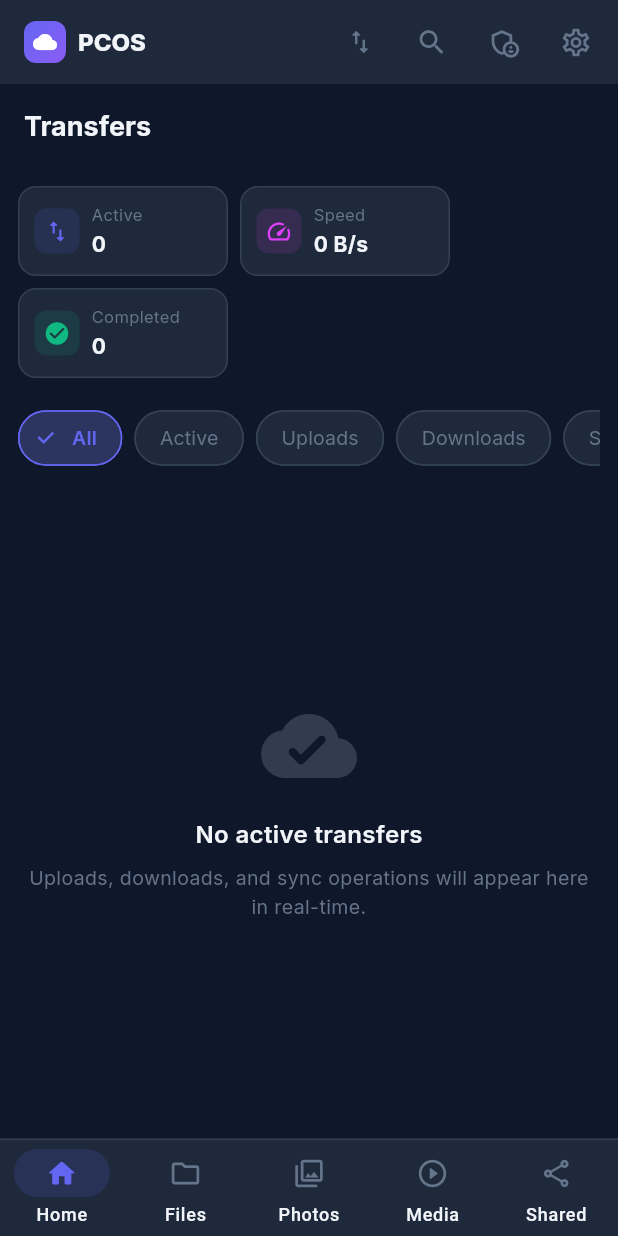
After one commit to dayashimoga/pcos, a Flutter app: the TransfersPage screen opened by its route, on a phone screen of 412 x 824 dp. The commit adds this screen. Run offline on Flutter 3.47's test engine with Material 3 defaults, Android fonts, the phone set to English and light mode, and no system bars; our stand-ins replace dio, equatable, flutter_bloc, get_it, go_router, google_fonts and 2 more; missing offline and left inert: dart:html, mobile_scanner; accounts and stored records are empty; project files that could hold a hidden picture were left out.

Commit message:
feat(phase4): full visual & usability overhaul with Transfers hub, 9 core nav tabs & responsive 320-2560px layouts

```diff
--- a/frontend/lib/core/router/app_router.dart
+++ b/frontend/lib/core/router/app_router.dart
@@ -21,6 +21,7 @@ import '../../features/setup/pages/setup_wizard_page.dart';
 import '../../features/sharing/pages/shared_page.dart';
 import '../../features/storage/pages/storage_page.dart';
 import '../../features/storage/pages/physical_storage_browser_page.dart';
+import '../../features/transfers/pages/transfers_page.dart';
 import '../../features/trash/pages/trash_page.dart';
 
 /// Application router with authentication guard.
@@ -78,6 +79,7 @@ class AppRouter {
           GoRoute(path: '/gallery', builder: (_, __) => const GalleryPage()),
           GoRoute(path: '/media', builder: (_, __) => const MediaPage()),
           GoRoute(path: '/shared', builder: (_, __) => const SharedPage()),
+          GoRoute(path: '/transfers', builder: (_, __) => const TransfersPage()),
           GoRoute(path: '/storage', builder: (_, __) => const StoragePage()),
           GoRoute(
             path: '/storage/browse',
--- a/frontend/lib/features/dashboard/pages/dashboard_page.dart
+++ b/frontend/lib/features/dashboard/pages/dashboard_page.dart
@@ -457,7 +457,7 @@ class _DashboardPageState extends State<DashboardPage> {
           icon: Icons.swap_vert_rounded,
           label: 'Transfers',
           color: const Color(0xFFA855F7),
-          onTap: () => TransferCenterDialog.show(context),
+          onTap: () => context.go('/transfers'),
         ),
       ];
 
--- a/frontend/lib/features/dashboard/widgets/shell_layout.dart
+++ b/frontend/lib/features/dashboard/widgets/shell_layout.dart
@@ -51,7 +51,7 @@ class _QuickSearchOverlayState extends State<_QuickSearchOverlay> {
     ('Search', Icons.search_rounded, '/search'),
     ('Trash', Icons.delete_rounded, '/trash'),
     ('Duplicates', Icons.find_replace_rounded, '/duplicates'),
-    ('Transfer Center', Icons.swap_vert_rounded, '__transfers__'),
+    ('Transfer Center & Active Queue', Icons.swap_vert_rounded, '/transfers'),
     ('Settings', Icons.settings_rounded, '/settings'),
     ('Doctor Diagnostics', Icons.health_and_safety_rounded, '/doctor'),
     ('Admin', Icons.admin_panel_settings_rounded, '/admin'),
@@ -210,6 +210,8 @@ const _navItems = [
   _NavItem('Media', Icons.play_circle_outline_rounded,
       Icons.play_circle_fill_rounded, '/media'),
   _NavItem('Shared', Icons.share_outlined, Icons.share_rounded, '/shared'),
+  _NavItem('Transfers', Icons.swap_vert_outlined, Icons.swap_vert_rounded,
+      '/transfers'),
   _NavItem(
       'Devices', Icons.devices_outlined, Icons.devices_rounded, '/devices'),
   _NavItem(
--- /dev/null
+++ b/frontend/lib/features/transfers/pages/transfers_page.dart
@@ -0,0 +1,435 @@
+import 'package:flutter/material.dart';
+import '../../../core/theme/app_theme.dart';
+import '../models/transfer_item.dart';
+import '../services/transfer_manager.dart';
+
+/// Full-page Transfers hub with real-time progress, speed, filtering, and controls.
+class TransfersPage extends StatefulWidget {
+  const TransfersPage({super.key});
+
+  @override
+  State<TransfersPage> createState() => _TransfersPageState();
+}
+
+class _TransfersPageState extends State<TransfersPage> {
+  final _transferManager = TransferManager();
+  String _selectedFilter = 'All';
+
+  @override
+  void initState() {
+    super.initState();
+    _transferManager.addListener(_onTransfersChanged);
+  }
+
+  @override
+  void dispose() {
+    _transferManager.removeListener(_onTransfersChanged);
+    super.dispose();
+  }
+
+  void _onTransfersChanged() {
+    if (mounted) setState(() {});
+  }
+
+  List<TransferItem> _filterItems(List<TransferItem> all) {
+    switch (_selectedFilter) {
+      case 'Active':
+        return all.where((i) => i.status == TransferStatus.inProgress || i.status == TransferStatus.queued).toList();
+      case 'Uploads':
+        return all.where((i) => i.type == TransferType.upload).toList();
+      case 'Downloads':
+        return all.where((i) => i.type == TransferType.download).toList();
+      case 'Sync':
+        return all.where((i) => i.type == TransferType.sync).toList();
+      case 'Backup':
+        return all.where((i) => i.type == TransferType.backup).toList();
+      case 'Completed':
+        return all.where((i) => i.status == TransferStatus.completed).toList();
+      case 'Failed':
+        return all.where((i) => i.status == TransferStatus.failed).toList();
+      default:
+        return all;
+    }
+  }
+
+  IconData _iconForType(TransferType type) {
+    switch (type) {
+      case TransferType.upload:
+        return Icons.upload_rounded;
+      case TransferType.download:
+        return Icons.download_rounded;
+      case TransferType.sync:
+        return Icons.sync_rounded;
+      case TransferType.backup:
+        return Icons.security_rounded;
+      case TransferType.transcode:
+        return Icons.video_settings_rounded;
+    }
+  }
+
+  Color _colorForStatus(TransferStatus status) {
+    switch (status) {
+      case TransferStatus.inProgress:
+        return AppTheme.primary;
+      case TransferStatus.queued:
+        return Colors.orangeAccent;
+      case TransferStatus.paused:
+        return Colors.amber;
+      case TransferStatus.completed:
+        return AppTheme.success;
+      case TransferStatus.failed:
+        return AppTheme.error;
+      case TransferStatus.cancelled:
+        return AppTheme.textMuted;
+    }
+  }
+
+  String _formatSpeed(double bytesPerSec) {
+    if (bytesPerSec <= 0) return '0 B/s';
+    if (bytesPerSec < 1024) return '${bytesPerSec.toStringAsFixed(0)} B/s';
+    if (bytesPerSec < 1024 * 1024) return '${(bytesPerSec / 1024).toStringAsFixed(1)} KB/s';
+    return '${(bytesPerSec / (1024 * 1024)).toStringAsFixed(1)} MB/s';
+  }
+
+  String _formatBytes(int bytes) {
+    if (bytes <= 0) return '0 B';
+    const suffixes = ['B', 'KB', 'MB', 'GB', 'TB'];
+    var i = 0;
+    double d = bytes.toDouble();
+    while (d >= 1024 && i < suffixes.length - 1) {
+      d /= 1024;
+      i++;
+    }
+    return '${d.toStringAsFixed(1)} ${suffixes[i]}';
+  }
+
+  @override
+  Widget build(BuildContext context) {
+    final allItems = _transferManager.items;
+    final items = _filterItems(allItems);
+    final activeCount = _transferManager.activeCount;
+    final completedCount = allItems.where((i) => i.status == TransferStatus.completed).length;
+    final failedCount = allItems.where((i) => i.status == TransferStatus.failed).length;
+    final isDark = Theme.of(context).brightness == Brightness.dark;
+    final surfaceColor = AppTheme.surfaceColor(context);
+    final borderColor = AppTheme.borderColor(context);
+    final textPrimary = AppTheme.textPrimaryColor(context);
+    final textMuted = AppTheme.textMutedColor(context);
+
+    // Compute total active speed
+    final totalSpeed = allItems
+        .where((i) => i.status == TransferStatus.inProgress)
+        .fold<double>(0.0, (acc, item) => acc + item.speedBps);
+
+    return Scaffold(
+      backgroundColor: Theme.of(context).scaffoldBackgroundColor,
+      appBar: AppBar(
+        title: const Text('Transfers', style: TextStyle(fontWeight: FontWeight.w700)),
+        backgroundColor: Colors.transparent,
+        elevation: 0,
+        actions: [
+          if (completedCount > 0)
+            TextButton.icon(
+              onPressed: () => _transferManager.clearCompleted(),
+              icon: const Icon(Icons.delete_sweep_rounded, size: 18),
+              label: const Text('Clear Completed'),
+            ),
+          const SizedBox(width: 8),
+        ],
+      ),
+      body: LayoutBuilder(
+        builder: (context, constraints) {
+          final isCompact = constraints.maxWidth < 600;
+          final cardWidth = constraints.maxWidth < 360
+              ? (constraints.maxWidth - 44) / 2
+              : (isCompact ? 140.0 : 180.0);
+
+          return Padding(
+            padding: EdgeInsets.symmetric(
+              horizontal: isCompact ? 12 : 24,
+              vertical: 12,
+            ),
+            child: Column(
+              crossAxisAlignment: CrossAxisAlignment.start,
+              children: [
+                // Overview Stat Cards
+                Wrap(
+                  spacing: 8,
+                  runSpacing: 8,
+                  children: [
+                    _buildStatCard('Active', activeCount.toString(), Icons.swap_vert_rounded, AppTheme.primary, cardWidth, surfaceColor, borderColor, textPrimary, textMuted),
+                    _buildStatCard('Speed', _formatSpeed(totalSpeed), Icons.speed_rounded, Colors.purpleAccent, cardWidth, surfaceColor, borderColor, textPrimary, textMuted),
+                    _buildStatCard('Completed', completedCount.toString(), Icons.check_circle_rounded, AppTheme.success, cardWidth, surfaceColor, borderColor, textPrimary, textMuted),
+                    if (failedCount > 0)
+                      _buildStatCard('Failed', failedCount.toString(), Icons.error_outline_rounded, AppTheme.error, cardWidth, surfaceColor, borderColor, textPrimary, textMuted),
+                  ],
+                ),
+                const SizedBox(height: 16),
+
+                // Filter Chips
+                SingleChildScrollView(
+                  scrollDirection: Axis.horizontal,
+                  child: Row(
+                    children: [
+                      'All',
+                      'Active',
+                      'Uploads',
+                      'Downloads',
+                      'Sync',
+                      'Backup',
+                      'Completed',
+                      if (failedCount > 0) 'Failed',
+                    ].map((filter) {
+                      final isSelected = _selectedFilter == filter;
+                      return Padding(
+                        padding: const EdgeInsets.only(right: 8),
+                        child: FilterChip(
+                          selected: isSelected,
+                          label: Text(filter),
+                          onSelected: (_) => setState(() => _selectedFilter = filter),
+                          backgroundColor: surfaceColor,
+                          selectedColor: AppTheme.primary.withOpacity(0.2),
+                          checkmarkColor: AppTheme.primary,
+                          labelStyle: TextStyle(
+                            color: isSelected ? AppTheme.primary : textMuted,
+                            fontWeight: isSelected ? FontWeight.w600 : FontWeight.normal,
+                            fontSize: 13,
+                          ),
+                          shape: RoundedRectangleBorder(
+                            borderRadius: BorderRadius.circular(20),
+                            side: BorderSide(
+                              color: isSelected ? AppTheme.primary : borderColor,
+                            ),
+                          ),
+                        ),
+                      );
+                    }).toList(),
+                  ),
+                ),
+                const SizedBox(height: 16),
+
+                // Transfer Items List
+                Expanded(
+                  child: items.isEmpty
+                      ? Center(
+                          child: Column(
+                            mainAxisAlignment: MainAxisAlignment.center,
+                            children: [
+                              Icon(Icons.cloud_done_rounded, size: 64, color: textMuted.withOpacity(0.4)),
+                              const SizedBox(height: 16),
+                              Text(
+                                _selectedFilter == 'All'
+                                    ? 'No active transfers'
+                                    : 'No ${_selectedFilter.toLowerCase()} transfers',
+                                style: TextStyle(fontSize: 16, fontWeight: FontWeight.w600, color: textPrimary),
+                              ),
+                              const SizedBox(height: 8),
+                              Text(
+                                'Uploads, downloads, and sync operations will appear here in real-time.',
+                                textAlign: TextAlign.center,
+                                style: TextStyle(fontSize: 13, color: textMuted),
+                              ),
+                            ],
+                          ),
+                        )
+                      : ListView.separated(
+                          itemCount: items.length,
+                          separatorBuilder: (_, __) => const SizedBox(height: 8),
+                          itemBuilder: (context, index) {
+                            final item = items[index];
+                            final progress = item.progress;
+                            final color = _colorForStatus(item.status);
+
+                            return Container(
+                              padding: const EdgeInsets.all(12),
+                              decoration: BoxDecoration(
+                                color: surfaceColor,
+                                borderRadius: BorderRadius.circular(12),
+                                border: Border.all(color: borderColor),
+                              ),
+                              child: Column(
+                                crossAxisAlignment: CrossAxisAlignment.start,
+                                children: [
+                                  Row(
+                                    crossAxisAlignment: CrossAxisAlignment.center,
+                                    children: [
+                                      Container(
+                                        padding: const EdgeInsets.all(6),
+                                        decoration: BoxDecoration(
+                                          color: color.withOpacity(0.12),
+                                          borderRadius: BorderRadius.circular(8),
+                                        ),
+                                        child: Icon(_iconForType(item.type), color: color, size: 18),
+                                      ),
+                                      const SizedBox(width: 10),
+                                      Expanded(
+                                        child: Column(
+                                          crossAxisAlignment: CrossAxisAlignment.start,
+                                          children: [
+                                            Text(
+                                              item.name,
+                                              style: TextStyle(
+                                                fontSize: 13,
+                                                fontWeight: FontWeight.w600,
+                                                color: textPrimary,
+                                              ),
+                                              maxLines: 1,
+                                              overflow: TextOverflow.ellipsis,
+                                            ),
+                                            const SizedBox(height: 4),
+                                            Wrap(
+                                              spacing: 6,
+                                              runSpacing: 2,
+                                              crossAxisAlignment: WrapCrossAlignment.center,
+                                              children: [
+                                                Text(
+                                                  '${_formatBytes(item.transferredBytes)} / ${_formatBytes(item.sizeBytes)}',
+                                                  style: TextStyle(fontSize: 11, color: textMuted),
+                                                ),
+                                                if (item.status == TransferStatus.inProgress && item.speedBps > 0) ...[
+                                                  Text('•', style: TextStyle(color: textMuted)),
+                                                  Text(
+                                                    _formatSpeed(item.speedBps),
+                                                    style: const TextStyle(fontSize: 11, color: AppTheme.primary, fontWeight: FontWeight.w500),
+                                                  ),
+                                                ],
+                                                Container(
+                                                  padding: const EdgeInsets.symmetric(horizontal: 5, vertical: 1),
+                                                  decoration: BoxDecoration(
+                                                    color: color.withOpacity(0.12),
+                                                    borderRadius: BorderRadius.circular(4),
+                                                  ),
+                                                  child: Text(
+                                                    item.status.name.toUpperCase(),
+                                                    style: TextStyle(fontSize: 10, fontWeight: FontWeight.w700, color: color),
+                                                  ),
+                                                ),
+                                              ],
+                                            ),
+                                          ],
+                                        ),
+                                      ),
+                                      const SizedBox(width: 6),
+                                      // Action buttons with compact constraints
+                                      if (item.status == TransferStatus.inProgress)
+                                        IconButton(
+                                          icon: const Icon(Icons.pause_rounded, size: 18),
+                                          tooltip: 'Pause',
+                                          visualDensity: VisualDensity.compact,
+                                          constraints: const BoxConstraints(minWidth: 28, minHeight: 28),
+                                          padding: EdgeInsets.zero,
+                                          onPressed: () => _transferManager.pauseTransfer(item.id),
+                                        )
+                                      else if (item.status == TransferStatus.paused)
+                                        IconButton(
+                                          icon: const Icon(Icons.play_arrow_rounded, size: 18),
+                                          tooltip: 'Resume',
+                                          visualDensity: VisualDensity.compact,
+                                          constraints: const BoxConstraints(minWidth: 28, minHeight: 28),
+                                          padding: EdgeInsets.zero,
+                                          onPressed: () => _transferManager.resumeTransfer(item.id),
+                                        )
+                                      else if (item.status == TransferStatus.failed)
+                                        IconButton(
+                                          icon: const Icon(Icons.refresh_rounded, size: 18),
+                                          tooltip: 'Retry',
+                                          visualDensity: VisualDensity.compact,
+                                          constraints: const BoxConstraints(minWidth: 28, minHeight: 28),
+                                          padding: EdgeInsets.zero,
+                                          onPressed: () => _transferManager.retryTransfer(item.id),
+                                        ),
+                                      if (item.status == TransferStatus.inProgress || item.status == TransferStatus.queued || item.status == TransferStatus.paused)
+                                        IconButton(
+                                          icon: const Icon(Icons.close_rounded, size: 18),
+                                          tooltip: 'Cancel',
+                                          visualDensity: VisualDensity.compact,
+                                          constraints: const BoxConstraints(minWidth: 28, minHeight: 28),
+                                          padding: EdgeInsets.zero,
+                                          onPressed: () => _transferManager.cancelTransfer(item.id),
+                                        ),
+                                    ],
+                                  ),
+                                  const SizedBox(height: 8),
+                                  ClipRRect(
+                                    borderRadius: BorderRadius.circular(4),
+                                    child: LinearProgressIndicator(
+                                      value: progress,
+                                      backgroundColor: isDark ? const Color(0xFF1E293B) : const Color(0xFFE2E8F0),
+                                      valueColor: AlwaysStoppedAnimation<Color>(color),
+                                      minHeight: 4,
+                                    ),
+                                  ),
+                                  if (item.error != null) ...[
+                                    const SizedBox(height: 6),
+                                    Text(
+                                      item.error!,
+                                      style: const TextStyle(fontSize: 11, color: AppTheme.error),
+                                    ),
+                                  ],
+                                ],
+                              ),
+                            );
+                          },
+                        ),
+                ),
+              ],
+            ),
+          );
+        },
+      ),
+    );
+  }
+
+  Widget _buildStatCard(
+    String title,
+    String value,
+    IconData icon,
+    Color color,
+    double cardWidth,
+    Color surfaceColor,
+    Color borderColor,
+    Color textPrimary,
+    Color textMuted,
+  ) {
+    return Container(
+      width: cardWidth,
+      padding: const EdgeInsets.symmetric(horizontal: 10, vertical: 10),
+      decoration: BoxDecoration(
+        color: surfaceColor,
+        borderRadius: BorderRadius.circular(12),
+        border: Border.all(color: borderColor),
+      ),
+      child: Row(
+        children: [
+          Container(
+            padding: const EdgeInsets.all(6),
+            decoration: BoxDecoration(
+              color: color.withOpacity(0.12),
+              borderRadius: BorderRadius.circular(8),
+            ),
+            child: Icon(icon, color: color, size: 18),
+          ),
+          const SizedBox(width: 8),
+          Expanded(
+            child: Column(
+              crossAxisAlignment: CrossAxisAlignment.start,
+              children: [
+                Text(title, style: TextStyle(fontSize: 11, color: textMuted)),
+                const SizedBox(height: 2),
+                Text(
+                  value,
+                  style: TextStyle(
+                    fontSize: 14,
+                    fontWeight: FontWeight.w700,
+                    color: textPrimary,
+                  ),
+                  overflow: TextOverflow.ellipsis,
+                ),
+              ],
+            ),
+          ),
+        ],
+      ),
+    );
+  }
+}
```
Also changed, not shown: 1 other file.
